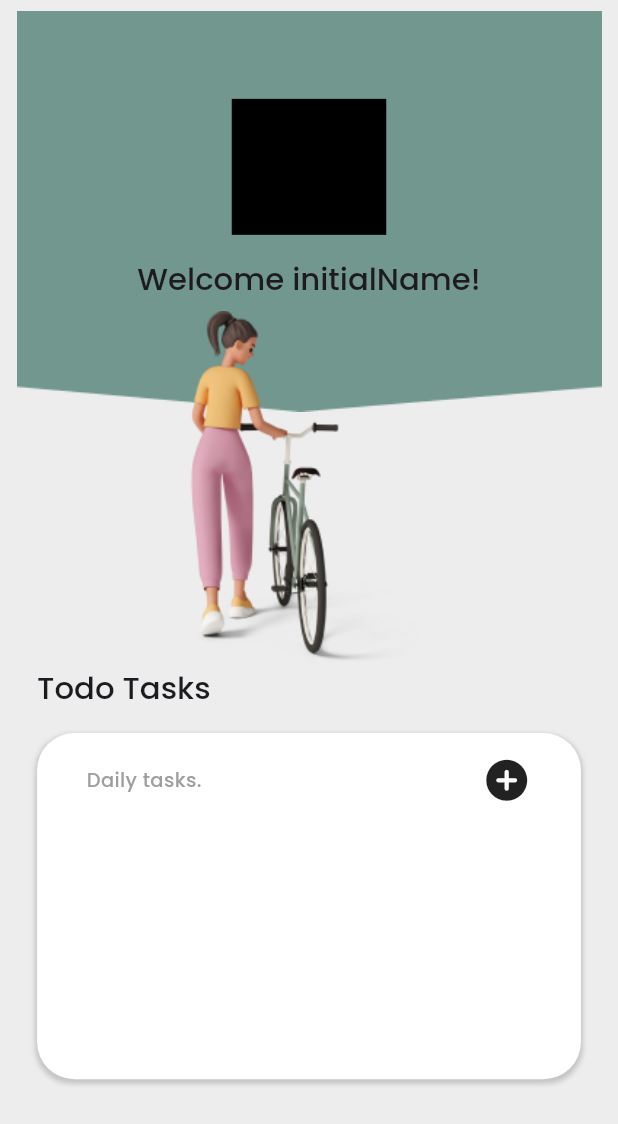
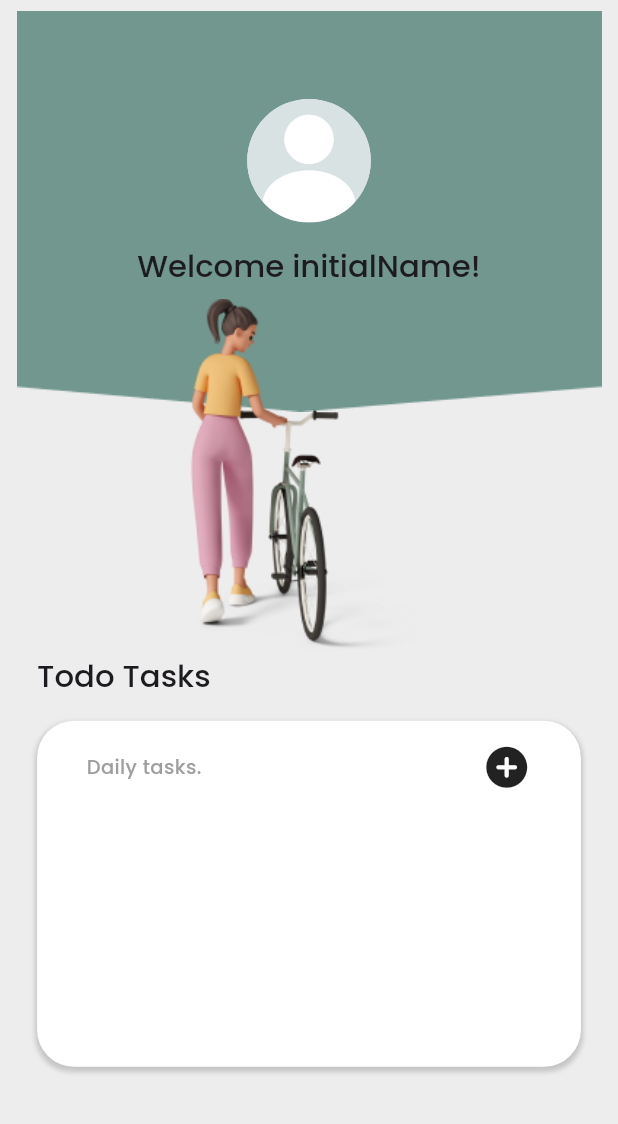
Before and after one commit to Amir-HShahi/TODO-Flutter, a Flutter app: the DashboardScreen screen opened by its route, on a phone screen of 412 x 824 dp. Shown: the top 1124 px of the screen. Run offline on Flutter 3.47's test engine with Material 3 defaults, Android fonts, the phone set to English and light mode, and no system bars; our stand-ins replace fluttertoast, google_fonts.

Commit message:
DashboardScreen: show profile image implemented

```diff
--- a/lib/view/dashboard_screen.dart
+++ b/lib/view/dashboard_screen.dart
@@ -43,11 +43,19 @@ class DashboardScreen extends StatelessWidget {
             child: Column(
               children: [
                 SizedBox(height: scaledHeight(0.04)),
-                    Container(height: scaledHeight(0.11), width: scaledWidth(0.25), color: Colors.black),
+                CircleAvatar(
+                  radius: scaledHeight(0.05),
+                  backgroundImage: const AssetImage("assets/images/default_profile_image.jpg"),
+                  foregroundImage: viewModel.getProfileImage(),
+                ),
                 SizedBox(height: scaledHeight(0.02)),
-                    Text("Welcome ${viewModel.getFullName()}!", style: getTextThemes().titleLarge),
+                Text("Welcome ${viewModel.getFullName()}!",
+                    style: getTextThemes().titleLarge),
                 SizedBox(height: scaledHeight(0.01)),
-                    Image(image: const AssetImage("assets/images/dashboard_middle_image.png"), height: scaledHeight(0.29)),
+                Image(
+                    image: const AssetImage(
+                        "assets/images/dashboard_middle_image.png"),
+                    height: scaledHeight(0.29)),
                 const ShowTodayTasksWidget()
               ],
             ),
--- a/lib/view_model/user_info_view_model.dart
+++ b/lib/view_model/user_info_view_model.dart
@@ -33,4 +33,8 @@ class UserInfoViewModel with ChangeNotifier {
   String getEmail() {
     return _userInfoModel.email;
   }
+
+  ImageProvider? getProfileImage() {
+    return _userInfoModel.profileImage;
+  }
 }
```
Also changed, not shown: assets/images/default_profile_image.jpg (added). Lines whose indentation alone changed are shown as unchanged.
